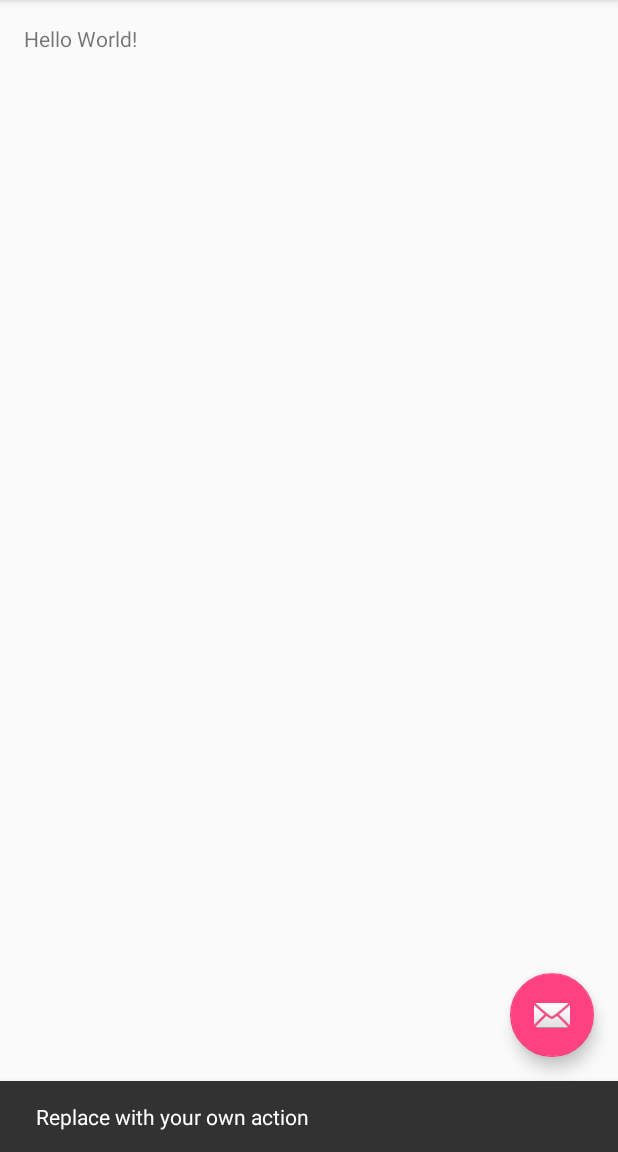
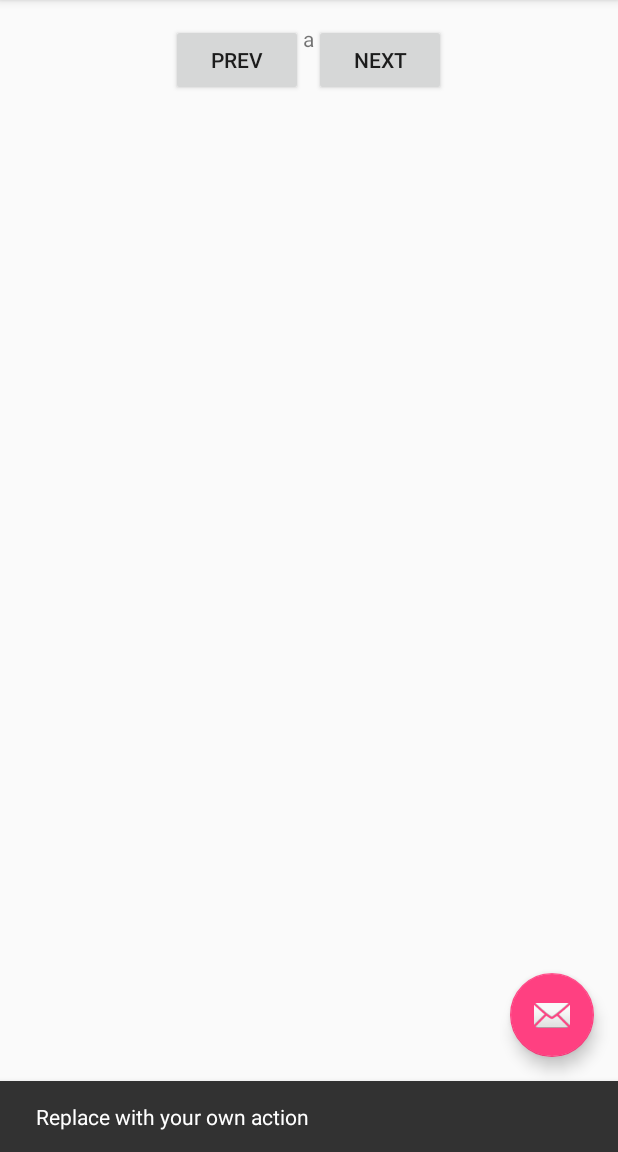
Before and after one commit to PHPiotr/Alphabet, an Android app: the screen it shows after launch (MainActivity), after a tap on an icon or button, on a phone screen of 412 x 824 dp, the part 84-1236 px from its top. Run offline under Robolectric (Android 15) with nearby library versions, the phone set to English and light mode, and no system bars.

Commit message:
Change letters on button click

```diff
--- a/app/src/main/java/pl/nazwa/phpiotr/alphabet/MainActivity.java
+++ b/app/src/main/java/pl/nazwa/phpiotr/alphabet/MainActivity.java
@@ -5,16 +5,35 @@ import android.support.design.widget.FloatingActionButton;
 import android.support.design.widget.Snackbar;
 import android.support.v7.app.AppCompatActivity;
 import android.support.v7.widget.Toolbar;
-import android.view.View;
+import android.util.Log;
 import android.view.Menu;
 import android.view.MenuItem;
+import android.view.View;
+import android.widget.Button;
+import android.widget.TextView;
 
-public class MainActivity extends AppCompatActivity {
+public class MainActivity extends AppCompatActivity implements View.OnClickListener {
+
+    char[] alphabet = "abcdefghijklmnopqrstuvwxyz".toCharArray();
+    protected TextView letter = null;
+    protected Button prev = null, next = null;
+    protected int index = 0;
+    protected int alphabet_length = 0;
 
     @Override
     protected void onCreate(Bundle savedInstanceState) {
         super.onCreate(savedInstanceState);
         setContentView(R.layout.activity_main);
+
+        alphabet_length = alphabet.length;
+        letter = (TextView) findViewById(R.id.letter);
+        letter.setText("" + alphabet[index]);
+
+        prev = (Button) findViewById(R.id.prev);
+        next = (Button) findViewById(R.id.next);
+        prev.setOnClickListener(this);
+        next.setOnClickListener(this);
+
         Toolbar toolbar = (Toolbar) findViewById(R.id.toolbar);
         setSupportActionBar(toolbar);
 
@@ -49,4 +68,20 @@ public class MainActivity extends AppCompatActivity {
 
         return super.onOptionsItemSelected(item);
     }
+
+    @Override
+    public void onClick(View view) {
+        switch (view.getId()) {
+            case R.id.next:
+                index = index == alphabet_length - 1 ? 0 : index + 1;
+                break;
+            case R.id.prev:
+                index = index == 0 ? (alphabet_length - 1) : index - 1;
+                break;
+            default:
+                break;
+        }
+        Log.d("INDEX", "" + index);
+        letter.setText("" + alphabet[index]);
+    }
 }
--- a/app/src/main/res/layout/content_main.xml
+++ b/app/src/main/res/layout/content_main.xml
@@ -12,8 +12,24 @@
     tools:context="pl.nazwa.phpiotr.alphabet.MainActivity"
     tools:showIn="@layout/activity_main">
 
-    <TextView
+    <Button
+        android:id="@+id/prev"
         android:layout_width="wrap_content"
         android:layout_height="wrap_content"
-        android:text="Hello World!" />
+        android:layout_toLeftOf="@+id/letter"
+        android:text="@string/prev_letter" />
+
+    <TextView
+        android:id="@+id/letter"
+        android:layout_width="wrap_content"
+        android:layout_height="wrap_content"
+        android:layout_centerHorizontal="true" />
+
+    <Button
+        android:id="@+id/next"
+        android:layout_width="wrap_content"
+        android:layout_height="wrap_content"
+        android:layout_toRightOf="@+id/letter"
+        android:text="@string/next_letter" />
+
 </RelativeLayout>
--- a/app/src/main/res/values/strings.xml
+++ b/app/src/main/res/values/strings.xml
@@ -1,4 +1,6 @@
 <resources>
     <string name="app_name">Alphabet</string>
     <string name="action_settings">Settings</string>
+    <string name="next_letter">Next</string>
+    <string name="prev_letter">Prev</string>
 </resources>
```
